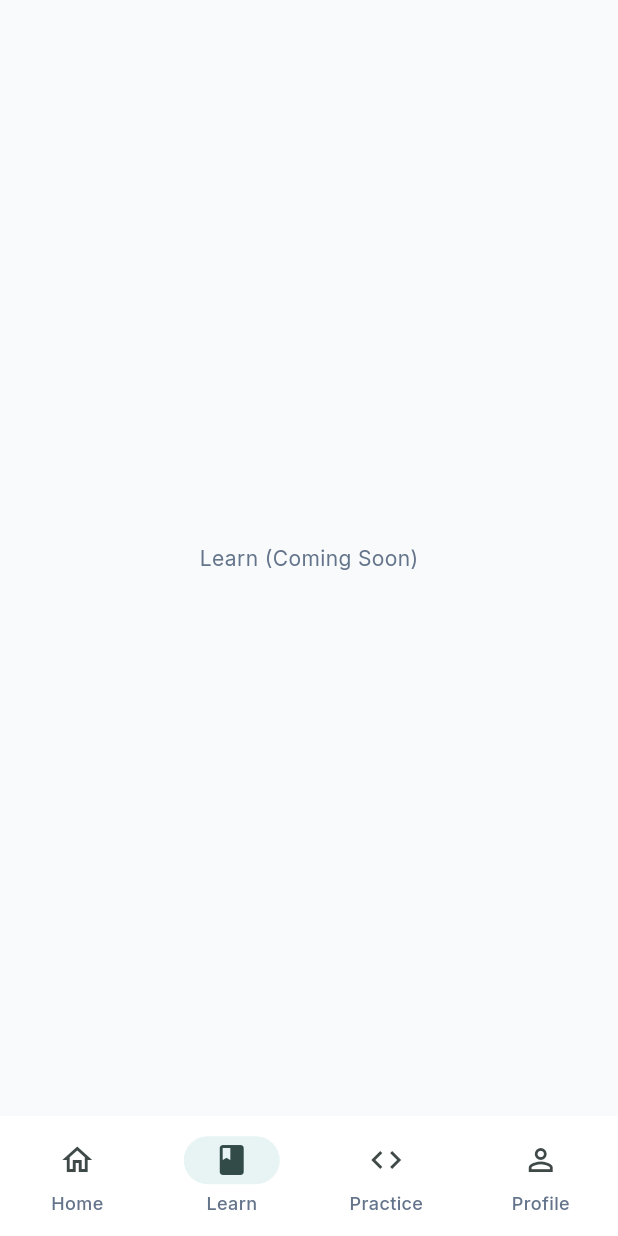
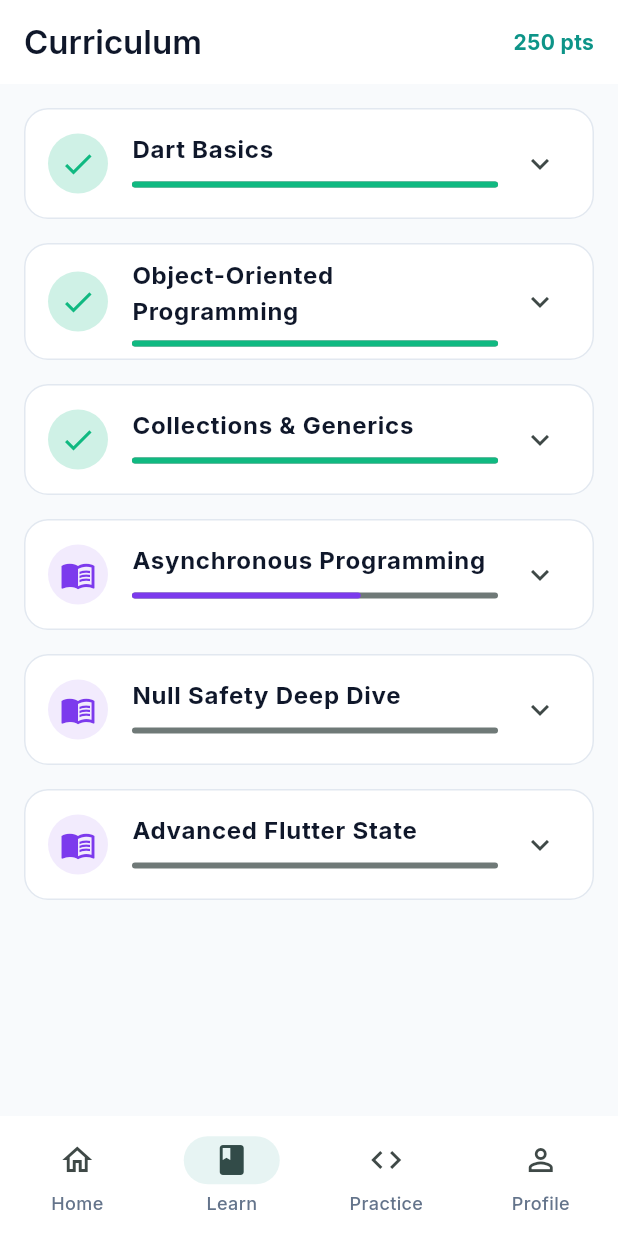
Before and after one commit to shaikbashe1/DartCampus, a Flutter app: the screen it shows after launch, item 2 of the bottom bar chosen, on a phone screen of 412 x 824 dp. Run offline on Flutter 3.47's test engine with Material 3 defaults, Android fonts, the phone set to English and light mode, and no system bars; our stand-ins replace fl_chart, google_fonts, shared_preferences; missing offline and left inert: flutter_highlighter.

Commit message:
Integrate state management, full screens, and real interactions

```diff
--- /dev/null
+++ b/lib/providers/app_state.dart
@@ -0,0 +1,43 @@
+import 'package:flutter/material.dart';
+import 'package:shared_preferences/shared_preferences.dart';
+
+class AppState extends ChangeNotifier {
+  int _points = 0;
+  int _streakDays = 12;
+  int _completedLessons = 42;
+  final int _totalLessons = 64;
+
+  int get points => _points;
+  int get streakDays => _streakDays;
+  int get completedLessons => _completedLessons;
+  int get totalLessons => _totalLessons;
+  double get progressPercent => _completedLessons / _totalLessons;
+
+  AppState() {
+    _loadState();
+  }
+
+  Future<void> _loadState() async {
+    final prefs = await SharedPreferences.getInstance();
+    _points = prefs.getInt('points') ?? 250;
+    _streakDays = prefs.getInt('streakDays') ?? 12;
+    _completedLessons = prefs.getInt('completedLessons') ?? 42;
+    notifyListeners();
+  }
+
+  Future<void> completeChallenge(int rewardPoints) async {
+    _points += rewardPoints;
+    final prefs = await SharedPreferences.getInstance();
+    await prefs.setInt('points', _points);
+    notifyListeners();
+  }
+
+  Future<void> completeLesson() async {
+    if (_completedLessons < _totalLessons) {
+      _completedLessons++;
+      final prefs = await SharedPreferences.getInstance();
+      await prefs.setInt('completedLessons', _completedLessons);
+      notifyListeners();
+    }
+  }
+}
--- /dev/null
+++ b/lib/screens/learn_screen.dart
@@ -0,0 +1,91 @@
+import 'package:flutter/material.dart';
+import 'package:provider/provider.dart';
+import '../providers/app_state.dart';
+import '../theme/app_colors.dart';
+
+class LearnScreen extends StatelessWidget {
+  const LearnScreen({super.key});
+
+  @override
+  Widget build(BuildContext context) {
+    final appState = Provider.of<AppState>(context);
+    final isDark = Theme.of(context).brightness == Brightness.dark;
+
+    final List<Map<String, dynamic>> modules = [
+      {'title': 'Dart Basics', 'lessons': 10, 'completed': 10},
+      {'title': 'Object-Oriented Programming', 'lessons': 15, 'completed': 15},
+      {'title': 'Collections & Generics', 'lessons': 12, 'completed': 12},
+      {'title': 'Asynchronous Programming', 'lessons': 8, 'completed': 5},
+      {'title': 'Null Safety Deep Dive', 'lessons': 9, 'completed': 0},
+      {'title': 'Advanced Flutter State', 'lessons': 10, 'completed': 0},
+    ];
+
+    return Scaffold(
+      appBar: AppBar(
+        title: const Text('Curriculum'),
+        actions: [
+          Center(
+            child: Padding(
+              padding: const EdgeInsets.only(right: 16.0),
+              child: Text(
+                '${appState.points} pts',
+                style: const TextStyle(fontWeight: FontWeight.bold, color: AppColors.teal),
+              ),
+            ),
+          )
+        ],
+      ),
+      body: ListView.builder(
+        padding: const EdgeInsets.all(16),
+        itemCount: modules.length,
+        itemBuilder: (context, index) {
+          final module = modules[index];
+          final progress = module['completed'] / module['lessons'];
+          final isCompleted = progress >= 1.0;
+
+          return Card(
+            margin: const EdgeInsets.only(bottom: 16),
+            child: ExpansionTile(
+              leading: CircleAvatar(
+                backgroundColor: isCompleted
+                    ? AppColors.success.withValues(alpha: 0.2)
+                    : AppColors.violet.withValues(alpha: 0.1),
+                child: Icon(
+                  isCompleted ? Icons.check : Icons.menu_book,
+                  color: isCompleted ? AppColors.success : AppColors.violet,
+                ),
+              ),
+              title: Text(module['title'], style: const TextStyle(fontWeight: FontWeight.bold)),
+              subtitle: Padding(
+                padding: const EdgeInsets.only(top: 8.0),
+                child: LinearProgressIndicator(
+                  value: progress,
+                  backgroundColor: Theme.of(context).dividerColor,
+                  color: isCompleted ? AppColors.success : AppColors.violet,
+                  borderRadius: BorderRadius.circular(4),
+                ),
+              ),
+              children: [
+                Padding(
+                  padding: const EdgeInsets.all(16.0),
+                  child: SizedBox(
+                    width: double.infinity,
+                    child: ElevatedButton(
+                      onPressed: () {
+                        appState.completeLesson();
+                        ScaffoldMessenger.of(context).showSnackBar(
+                          const SnackBar(content: Text('Lesson completed! Progress saved.')),
+                        );
+                      },
+                      child: const Text('Start Next Lesson'),
+                    ),
+                  ),
+                )
+              ],
+            ),
+          );
+        },
+      ),
+    );
+  }
+}
--- a/lib/screens/main_layout.dart
+++ b/lib/screens/main_layout.dart
@@ -1,6 +1,8 @@
 import 'package:flutter/material.dart';
 import '../screens/home_screen.dart';
+import '../screens/learn_screen.dart';
 import '../screens/practice_screen.dart';
+import '../screens/profile_screen.dart';
 
 class MainLayout extends StatefulWidget {
   const MainLayout({super.key});
@@ -14,9 +16,9 @@ class _MainLayoutState extends State<MainLayout> {
 
   final List<Widget> _screens = [
     const HomeScreen(),
-    const Center(child: Text('Learn (Coming Soon)')),
+    const LearnScreen(),
     const PracticeScreen(),
-    const Center(child: Text('Profile (Coming Soon)')),
+    const ProfileScreen(),
   ];
 
   @override
--- a/pubspec.yaml
+++ b/pubspec.yaml
@@ -38,6 +38,8 @@ dependencies:
   flutter_highlighter: ^0.1.1
   google_nav_bar: ^5.0.7
   fl_chart: ^1.2.0
+  provider: ^6.1.5+1
+  shared_preferences: ^2.5.6
 
 dev_dependencies:
   flutter_test:
```
Also changed, not shown: lib/main.dart (+8 -1 lines), lib/screens/home_screen.dart (+11 -7 lines), lib/screens/practice_screen.dart (+8 -3 lines), lib/screens/profile_screen.dart (added, +109 -0 lines), pubspec.lock, vercel.json (added).
